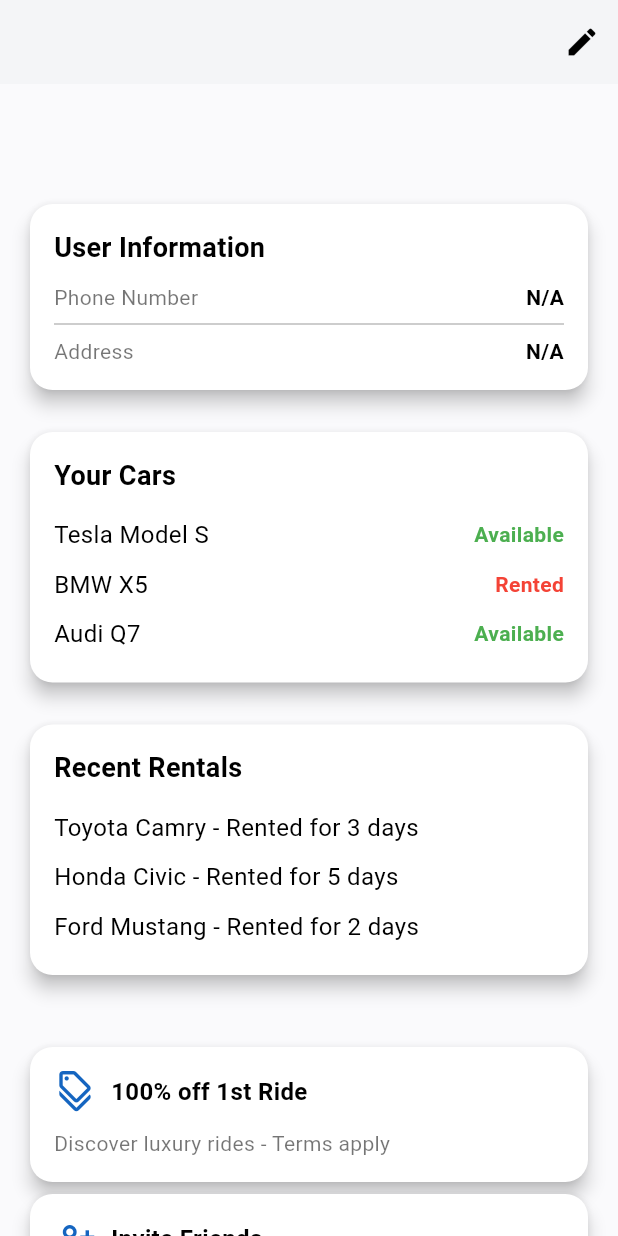
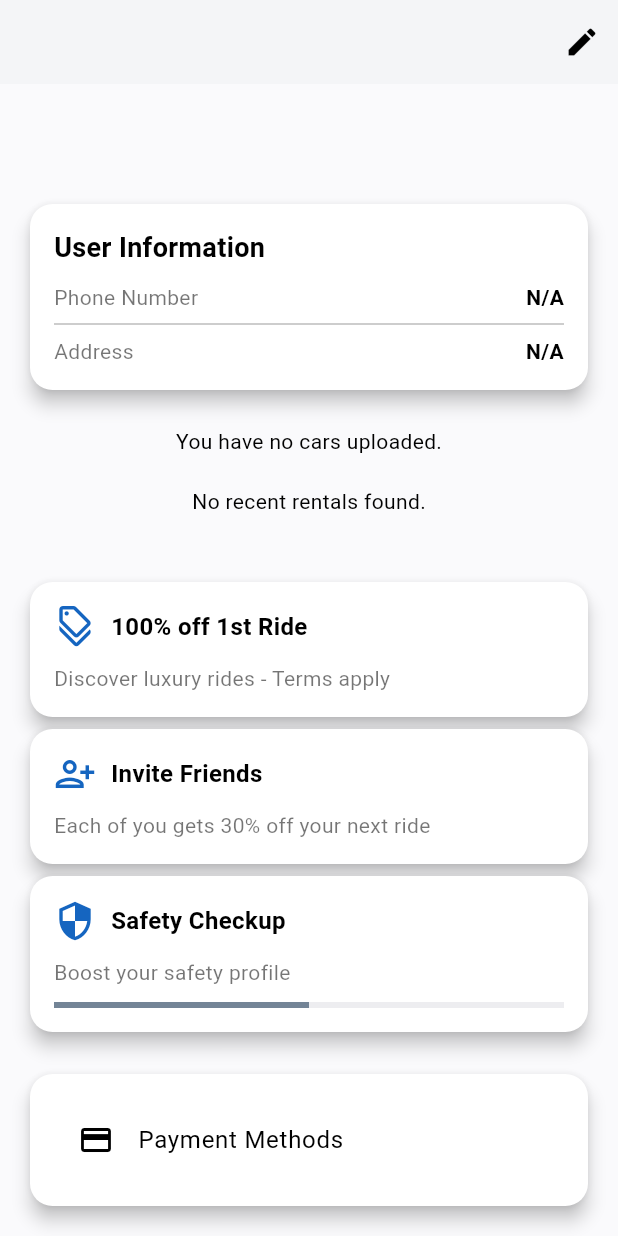
Before and after one commit to Magdy372/Automotive, a Flutter app: the UserProfilePage screen opened directly, scrolled down 151 dp, on a phone screen of 412 x 824 dp. Run offline on Flutter 3.47's test engine with Material 3 defaults, Android fonts, the phone set to English and light mode, and no system bars; our stand-ins replace cloud_firestore, firebase_auth, firebase_core, fl_chart, font_awesome_flutter, google_nav_bar; accounts and stored records are empty.

Commit message:
Dynamic Profile Page

```diff
--- a/car_rental_project/lib/models/rental_model.dart
+++ b/car_rental_project/lib/models/rental_model.dart
@@ -1,44 +1,89 @@
-import 'package:cloud_firestore/cloud_firestore.dart'; // For DocumentReference
-import 'package:car_rental_project/models/car_model.dart';
+
+
+import 'package:cloud_firestore/cloud_firestore.dart';
 
 class RentalModel {
-  String id;
-  DocumentReference car; // Reference to the Car document
-  DocumentReference buyer; // Reference to the User document (buyer)
-  DateTime startDate;
-  DateTime endDate;
-  double totalPrice;
+  String? id; // Firestore document ID
+  final DocumentReference car; // Must be DocumentReference
+  final DocumentReference buyer; // Must be DocumentReference
+  final DateTime startDate;
+  final DateTime endDate;
+  final double totalPrice;
+
+  // Optional fields
+  String? carName;
+  String? carBodyType;
+  String? carBrand;
+  String? sellerName;
 
   RentalModel({
-    required this.id,
-    required this.car,    // Reference to the Car document
-    required this.buyer,  // Reference to the User document (buyer)
+    this.id,
+    required this.car,
+    required this.buyer,
     required this.startDate,
     required this.endDate,
     required this.totalPrice,
+    this.carName,
+    this.carBodyType,
+    this.carBrand,
+    this.sellerName,
   });
 
-  // Factory method to create a RentalModel from Firestore data
-  factory RentalModel.fromMap(Map<String, dynamic> data, DocumentReference reference) {
+  // Convert RentalModel to a Map for Firestore
+  Map<String, dynamic> toMap() {
+    return {
+      'car': car, // Stored as DocumentReference
+      'buyer': buyer, // Stored as DocumentReference
+      'startDate': startDate.toIso8601String(),
+      'endDate': endDate.toIso8601String(),
+      'totalPrice': totalPrice,
+    };
+  }
+
+
+  // Convert DocumentSnapshot to RentalModel
+  static Future<RentalModel> fromDocumentSnapshot(DocumentSnapshot doc) async {
+  var data = doc.data() as Map<String, dynamic>;
+
+  // Create a base RentalModel from the document data
+  var rental = RentalModel.fromMap(data);
+
+  // Fetch related car details
+  var carSnapshot = await rental.car.get();
+  if (carSnapshot.exists) {
+    rental.carName = carSnapshot['name'];  // Add car name
+    rental.carBodyType = carSnapshot['bodyType'];  // Add car body type
+    rental.carBrand = carSnapshot['brand'];  // Add car brand
+
+    // Safely retrieve seller details
+    var sellerRef = carSnapshot['seller'] as DocumentReference?;
+
+    // Check if sellerRef is valid (non-null) and get the seller data
+    if (sellerRef != null) {
+      var sellerSnapshot = await sellerRef.get();
+
+      // Ensure that the seller data exists
+      if (sellerSnapshot.exists) {
+        rental.sellerName = sellerSnapshot['name'] ?? 'Unknown Seller';  // Assign seller's name (or default)
+      } else {
+        rental.sellerName = 'Seller not found'; // Default if the seller doesn't exist
+      }
+    } else {
+      rental.sellerName = 'Seller not referenced'; // If no seller reference is available
+    }
+  }
+
+  return rental;
+}
+
+  // Factory method to create RentalModel from a Firestore map
+  factory RentalModel.fromMap(Map<String, dynamic> data) {
     return RentalModel(
-      id: data['id'] ?? '',
-      car: reference,  // DocumentReference to car from Firestore
-      buyer: FirebaseFirestore.instance.doc(data['buyer']), // Reference to buyer
+      car: data['car'] as DocumentReference, // Load as DocumentReference
+      buyer: data['buyer'] as DocumentReference, // Load as DocumentReference
       startDate: DateTime.parse(data['startDate']),
       endDate: DateTime.parse(data['endDate']),
       totalPrice: (data['totalPrice'] ?? 0).toDouble(),
     );
   }
-
-  // Convert RentalModel to Firestore data
-  Map<String, dynamic> toMap() {
-    return {
-      'id': id,
-      'car': car.path,  // Store just the path of the car's document reference
-      'buyer': buyer.path, // Store just the path of the buyer's document reference
-      'startDate': startDate.toIso8601String(),
-      'endDate': endDate.toIso8601String(),
-      'totalPrice': totalPrice,
-    };
-  }
 }
--- a/car_rental_project/lib/screens/booking_screen.dart
+++ b/car_rental_project/lib/screens/booking_screen.dart
@@ -98,15 +98,14 @@
     final userProvider = Provider.of<UserProvider>(context, listen: false);
     final user = userProvider.currentUser; // Fetch current user
     final buyerRef = FirebaseFirestore.instance.collection('Users').doc(user?.id);
-    var uuid = Uuid();
-    final uniquRentId = uuid.v4();
+
     if (_formKey.currentState!.validate() && _startDate != null && _endDate != null) {
       final rentalProvider = Provider.of<RentalProvider>(context, listen: false);
       try {
         // Add new rental to Firestore
         await rentalProvider.addRental(
           RentalModel(
-            id: uniquRentId, // Auto-generated in Firestore
+
             car: widget.car.seller, // Seller reference to User
             buyer: buyerRef, // Current logged-in user as buyer
             startDate: _startDate!,
--- a/car_rental_project/lib/screens/profile_screen.dart
+++ b/car_rental_project/lib/screens/profile_screen.dart
@@ -1,3 +1,4 @@
+import 'package:car_rental_project/providers/rental_provider.dart';
 import 'package:car_rental_project/screens/edit_profile_screen.dart';
 import 'package:cloud_firestore/cloud_firestore.dart';
 import 'package:flutter/material.dart';
@@ -58,19 +59,18 @@
 }
 
 class _UserProfilePageState extends State<UserProfilePage> {
-  // Sample recent rental data
-  final List<String> recentRentals = [
-    "Toyota Camry - Rented for 3 days",
-    "Honda Civic - Rented for 5 days",
-    "Ford Mustang - Rented for 2 days",
-  ];
+@override
+  void initState() {
+    super.initState();
+    // Get user ID from UserProvider
+    final userProvider = Provider.of<UserProvider>(context, listen: false);
+    final userId = userProvider.currentUser?.id ?? ''; // Ensure the user is logged in and has an ID
 
-  // List of cars owned by the user
-  List<Map<String, String>> userCars = [
-    {"make": "Tesla Model S", "status": "Available"},
-    {"make": "BMW X5", "status": "Rented"},
-    {"make": "Audi Q7", "status": "Available"},
-  ];
+    if (userId.isNotEmpty) {
+      final rentalProvider = Provider.of<RentalProvider>(context, listen: false);
+      rentalProvider.fetchRentalsByUser(userId); // Fetch rentals data
+    }
+  }
 
   @override
   Widget build(BuildContext context) {
@@ -233,8 +233,15 @@
 }
 
 
-  // Display the list of cars owned by the user
   Widget _buildUserCars() {
+  return Consumer<CarProvider>(
+    builder: (context, carProvider, child) {
+      final userCars = carProvider.cars;
+
+      if (userCars.isEmpty) {
+        return const Center(child: Text("You have no cars uploaded."));
+      }
+
       return Card(
         elevation: 5,
         shape: RoundedRectangleBorder(borderRadius: BorderRadius.circular(15)),
@@ -246,20 +253,27 @@
             children: [
               const Text(
                 "Your Cars",
-              style: TextStyle(fontSize: 18, fontWeight: FontWeight.bold, color: Colors.black),
+                style: TextStyle(
+                    fontSize: 18, fontWeight: FontWeight.bold, color: Colors.black),
               ),
               const SizedBox(height: 10),
+              // Display cars owned by the user
               for (var car in userCars)
                 Padding(
                   padding: const EdgeInsets.symmetric(vertical: 5.0),
                   child: Row(
                     mainAxisAlignment: MainAxisAlignment.spaceBetween,
                     children: [
-                    Text(car["make"]!, style: const TextStyle(fontSize: 16, color: Colors.black)),
+                      // Car brand and name
                       Text(
-                      car["status"]!,
+                        "${car.brand.toString().split('.').last} - ${car.name}",
+                        style: const TextStyle(fontSize: 16, color: Colors.black),
+                      ),
+                      // Car availability status
+                      Text(
+                        car.isBooked ? "Booked" : "Available",
                         style: TextStyle(
-                        color: car["status"] == "Available" ? Colors.green : Colors.red,
+                          color: car.isBooked ? Colors.red : Colors.green,
                           fontWeight: FontWeight.bold,
                         ),
                       ),
@@ -270,10 +284,20 @@
           ),
         ),
       );
+    },
+  );
 }
 
-  // Display recent rentals history
+// Recent Rentals Display
   Widget _buildRecentRentals() {
+  return Consumer<RentalProvider>(
+    builder: (context, rentalProvider, child) {
+      final recentRentals = rentalProvider.rentals;
+
+      if (recentRentals.isEmpty) {
+        return const Center(child: Text("No recent rentals found."));
+      }
+
       return Card(
         elevation: 5,
         shape: RoundedRectangleBorder(borderRadius: BorderRadius.circular(15)),
@@ -285,20 +309,75 @@
             children: [
               const Text(
                 "Recent Rentals",
-              style: TextStyle(fontSize: 18, fontWeight: FontWeight.bold, color: Colors.black),
+                style: TextStyle(
+                  fontSize: 18,
+                  fontWeight: FontWeight.bold,
+                  color: Colors.black,
+                ),
               ),
               const SizedBox(height: 10),
+              // Loop through rentals and display relevant details
               for (var rental in recentRentals)
                 Padding(
                   padding: const EdgeInsets.symmetric(vertical: 5.0),
-                child: Text(rental, style: const TextStyle(fontSize: 16, color: Colors.black)),
+                  child: Row(
+                    mainAxisAlignment: MainAxisAlignment.spaceBetween,
+                    children: [
+                      // Label and car name
+                      Column(
+                        crossAxisAlignment: CrossAxisAlignment.start,
+                        children: [
+                          const Text(
+                            'Car Name',  // Label for car name
+                            style: TextStyle(
+                              fontSize: 12,
+                              fontWeight: FontWeight.normal,
+                              color: Colors.grey,
+                            ),
+                          ),
+                          Text(
+                            rental.carName ?? 'Unknown Car',  // Display car name
+                            style: const TextStyle(
+                              fontSize: 16,
+                              fontWeight: FontWeight.bold,
+                              color: Colors.black,
+                            ),
+                          ),
+                        ],
+                      ),
+
+                      // Label and rental duration
+                      Column(
+                        crossAxisAlignment: CrossAxisAlignment.start,
+                        children: [
+                          const Text(
+                            'Number of Days',  // Label for the number of days
+                            style: TextStyle(
+                              fontSize: 12,
+                              fontWeight: FontWeight.normal,
+                              color: Colors.grey,
+                            ),
+                          ),
+                          Text(
+                            "${rental.endDate.difference(rental.startDate).inDays} days",  // Display the number of days
+                            style: const TextStyle(
+                              fontSize: 16,
+                              fontWeight: FontWeight.bold,
+                              color: Colors.green,
+                            ),
+                          ),
+                        ],
+                      ),
+                    ],
+                  ),
                 ),
             ],
           ),
         ),
       );
+    },
+  );
 }
-
 
 
   // Helper function to create settings options
```
Also changed, not shown: car_rental_project/lib/providers/car_provider.dart (+34 -1 lines), car_rental_project/lib/providers/rental_provider.dart (+65 -43 lines). Lines whose indentation alone changed are shown as unchanged.
